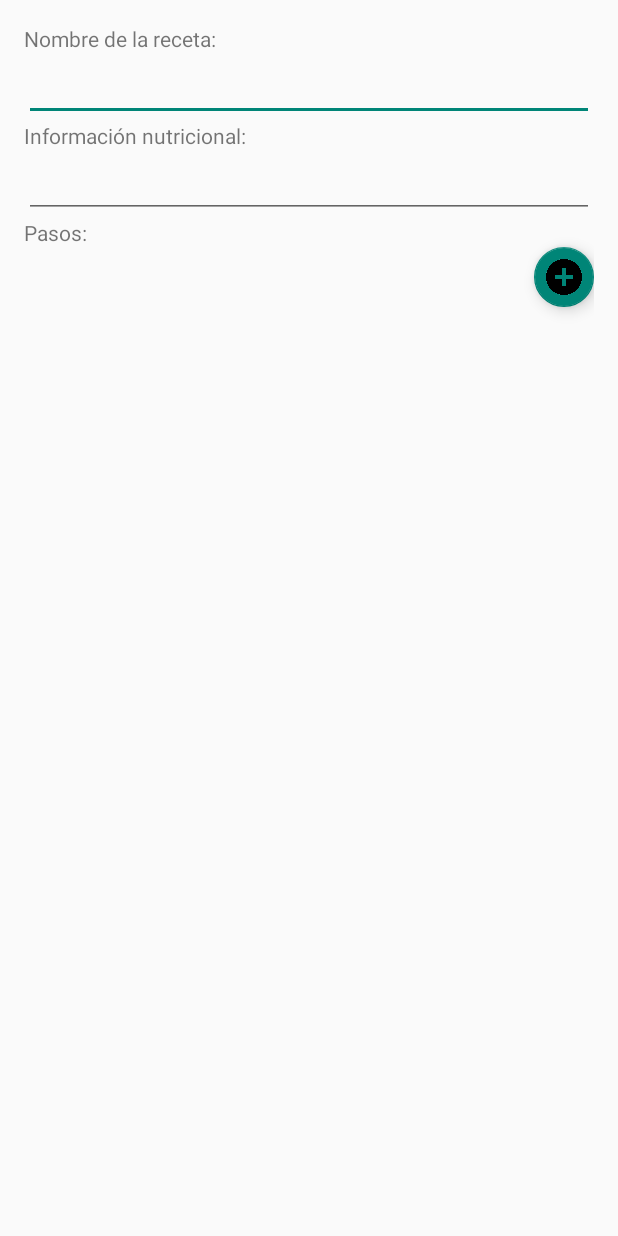
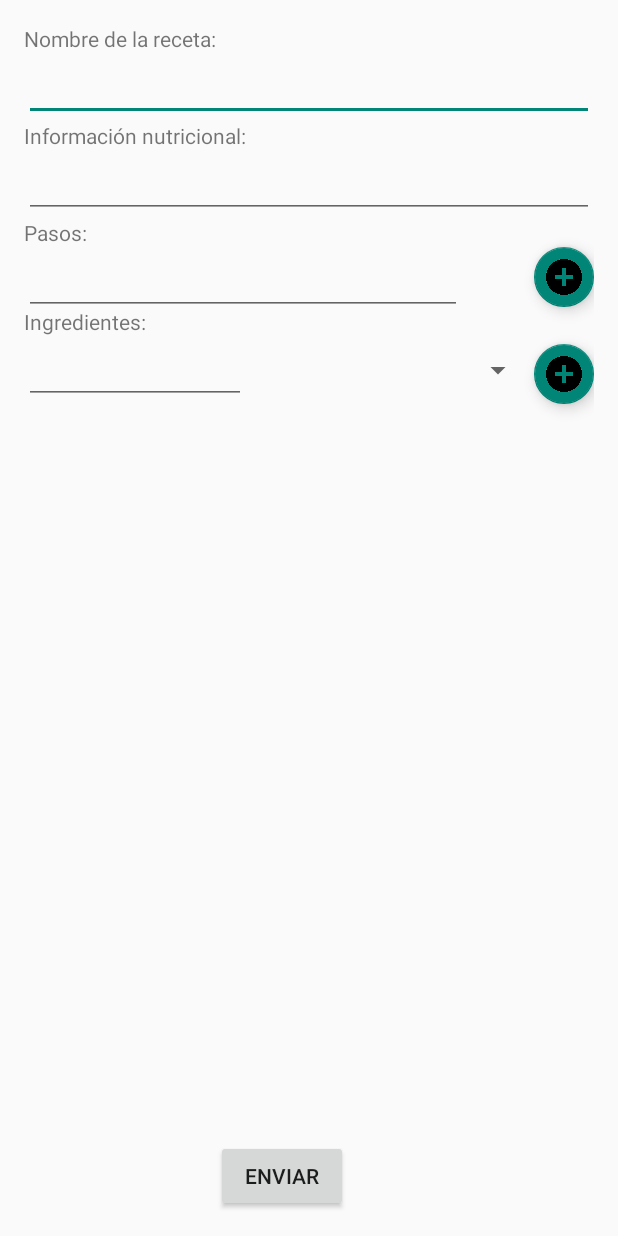
Before and after one commit to Papus1234/ChefApp, an Android app: the RecipeActivity screen opened directly, with no data from a screen before it, on a phone screen of 412 x 824 dp. Run offline under Robolectric (Android 15) with nearby library versions, the phone set to English and light mode, and no system bars.

Commit message:
Actulización
Envía recetas al server

```diff
--- a/app/build.gradle
+++ b/app/build.gradle
@@ -17,6 +17,7 @@ android {
             proguardFiles getDefaultProguardFile('proguard-android.txt'), 'proguard-rules.pro'
         }
     }
+    useLibrary 'org.apache.http.legacy'
 }
 
 dependencies {
@@ -30,4 +31,5 @@ dependencies {
     compile project(path: ':linkedin-sdk')
     compile 'com.squareup.picasso:picasso:2.5.2'
     compile 'de.hdodenhof:circleimageview:1.3.0'
+    compile group: 'org.apache.httpcomponents' , name: 'httpclient-android' , version: '4.3.5.1'
 }
--- /dev/null
+++ b/app/src/main/java/Conexion/Comunication.java
@@ -0,0 +1,76 @@
+package Conexion;
+
+import android.content.Context;
+import android.os.StrictMode;
+import android.support.v7.app.AppCompatActivity;
+import android.widget.Toast;
+
+import com.tec.chefapp.RecipeActivity;
+
+import org.apache.http.HttpEntity;
+import org.apache.http.HttpResponse;
+import org.apache.http.client.ClientProtocolException;
+import org.apache.http.client.HttpClient;
+import org.apache.http.client.methods.HttpPost;
+import org.apache.http.entity.StringEntity;
+import org.apache.http.impl.client.DefaultHttpClient;
+import org.apache.http.util.EntityUtils;
+import org.json.JSONException;
+import org.json.JSONObject;
+import org.rest.ProyectoServer.models.Platillo;
+
+import java.io.IOException;
+import java.io.UnsupportedEncodingException;
+
+public class Comunication
+{
+    public Context context;
+    String URL;
+    public HttpClient httpclient = new DefaultHttpClient();
+
+    public Comunication(){
+    }
+    public void conect(String ip, String port,String path) {
+        URL = "http://"+ip+":"+port+"/ProyectoServer/webapi/Cheff/"+path;
+        StrictMode.ThreadPolicy p = new StrictMode.ThreadPolicy.Builder().permitAll().build();
+        StrictMode.setThreadPolicy(p);
+        StrictMode.enableDefaults();
+//      HttpPost httppost=new HttpPost(URL);
+//      httppost.setHeader("Content-Type","application/json");
+//      JSONArray cheffs = new JSONArray(result)
+//      HttpEntity entityy=new StringEntity(cheff.toString());
+//      httppost.setEntity(entityy);
+    }
+    public void setContext(Context context){
+        this.context=context;
+    }
+    public void postPlatillo(Platillo platillo) throws JSONException, IOException {
+        JSONObject JO = new JSONObject();
+        JO.put("nombre",platillo.getNombre());
+        JO.put("informacion_nutricional",platillo.getInformacion_nutricional());
+//      JO.put("receta",platillo.getReceta().getPasos());
+//      JO.put("ingredientes",platillo.getIngredientes());
+        post(JO);
+    }
+    public void post(JSONObject JSONobject) throws JSONException, IOException
+    {
+//      HttpEntity entityy=new StringEntity(cheff.toString());
+//      httppost.setEntity(entityy);
+        HttpPost request = new HttpPost(URL);
+        request.addHeader("content-type", "application/json");
+        StringEntity params = new StringEntity(JSONobject.toString());
+        request.setEntity(params);
+        httpclient.execute(request);
+
+        HttpResponse response = httpclient.execute(request);
+        HttpEntity entity = response.getEntity();
+
+        String responseText = EntityUtils.toString(entity);
+        CharSequence text1 = responseText;
+        Toast toast = Toast.makeText(context, text1, Toast.LENGTH_LONG);
+        toast.show();
+    }
+    public void get(){
+
+    }
+}
--- a/app/src/main/java/com/tec/chefapp/MainActivity.java
+++ b/app/src/main/java/com/tec/chefapp/MainActivity.java
@@ -115,6 +115,7 @@ public class MainActivity extends AppCompatActivity implements NavigationView.On
             user_name.setText(response.get("formattedName").toString());
             Picasso.with(this).load(response.getString("pictureUrl")).into(profile_pic);
         } catch (Exception e){
+
             e.printStackTrace();
         }
     }
--- /dev/null
+++ b/app/src/main/java/org/rest/ProyectoServer/models/Cliente.java
@@ -0,0 +1,6 @@
+package org.rest.ProyectoServer.models;
+
+public class Cliente {
+
+
+}
--- /dev/null
+++ b/app/src/main/java/org/rest/ProyectoServer/models/Ingredientes.java
@@ -0,0 +1,44 @@
+package org.rest.ProyectoServer.models;
+
+import java.util.ArrayList;
+import java.util.List;
+
+public class Ingredientes {
+	List <Ingrediente> frutas,vegetales,granos,lacteos,carnes;
+
+
+
+	public Ingredientes(){
+		frutas=new ArrayList<>();
+		granos=new ArrayList<>();
+		vegetales=new ArrayList<>();
+		lacteos=new ArrayList<>();
+		carnes=new ArrayList<>();
+	}
+
+	public void Registrar(String ingrediente, String categoria){
+		if (categoria=="frutas"){
+			Ingrediente n= new Ingrediente(ingrediente);
+			frutas.add(n);
+		}
+		else if(categoria=="granos"){
+			Ingrediente n= new Ingrediente(ingrediente);
+			granos.add(n);
+		}
+		else if(categoria=="vegetales"){
+			Ingrediente n= new Ingrediente(ingrediente);
+			vegetales.add(n);
+	    }
+		else if(categoria=="lacteos"){
+			Ingrediente n= new Ingrediente(ingrediente);
+			lacteos.add(n);
+	    }
+		else if(categoria=="carnes"){
+			Ingrediente n= new Ingrediente(ingrediente);
+			carnes.add(n);
+	    }
+		else{
+			System.err.print("Categoria no valida");
+		}
+	}
+}
--- /dev/null
+++ b/app/src/main/java/org/rest/ProyectoServer/models/Platillo.java
@@ -0,0 +1,78 @@
+package org.rest.ProyectoServer.models;
+
+public class Platillo {
+	String nombre;
+	Ingredientes ingredientes= new Ingredientes();
+	String informacion_nutricional;
+	int precio;
+	int tiempo_de_preparacion;
+	Receta receta =new Receta();
+
+	public Platillo() {
+		this.informacion_nutricional = "";
+		this.nombre = "";
+		this.precio = 0;
+		this.tiempo_de_preparacion = 0;
+	}
+
+	public Receta getReceta() {
+		return receta;
+	}
+
+
+	public void setReceta(Receta receta) {
+		this.receta = receta;
+	}
+
+
+	public String getNombre() {
+		return nombre;
+	}
+
+
+	public void setNombre(String nombre) {
+		this.nombre = nombre;
+	}
+
+
+	public Ingredientes getIngredientes() {
+		return ingredientes;
+	}
+
+
+	public void setIngredientes(Ingredientes ingredientes) {
+		this.ingredientes = ingredientes;
+	}
+
+
+	public String getInformacion_nutricional() {
+		return informacion_nutricional;
+	}
+
+
+	public void setInformacion_nutricional(String informacion_nutricional) {
+		this.informacion_nutricional = informacion_nutricional;
+	}
+
+
+	public int getPrecio() {
+		return precio;
+	}
+
+
+	public void setPrecio(int precio) {
+		this.precio = precio;
+	}
+
+
+	public int getTiempo_de_preparacion() {
+		return tiempo_de_preparacion;
+	}
+
+
+	public void setTiempo_de_preparacion(int tiempo_de_preparacion) {
+		this.tiempo_de_preparacion = tiempo_de_preparacion;
+	}
+
+
+}
--- /dev/null
+++ b/app/src/main/java/org/rest/ProyectoServer/models/Receta.java
@@ -0,0 +1,26 @@
+package org.rest.ProyectoServer.models;
+
+import java.util.ArrayList;
+import java.util.List;
+
+public class Receta {
+	List <String> Pasos;
+
+	public Receta(){
+		Pasos=new ArrayList<>();
+
+	}
+
+	public void adherir_pasos(String p){
+		Pasos.add(p);
+	}
+
+	public List<String> getPasos() {
+		return Pasos;
+	}
+
+	public void setPasos(List<String> pasos) {
+		Pasos = pasos;
+	}
+
+}
--- a/app/src/main/res/layout/activity_recipe.xml
+++ b/app/src/main/res/layout/activity_recipe.xml
@@ -61,15 +61,6 @@
         android:layout_alignParentRight="true"
         android:layout_alignParentEnd="true" />
 
-    <view
-        android:layout_width="wrap_content"
-        android:layout_height="wrap_content"
-        class="android.support.v7.widget.LinearLayoutCompat"
-        android:layout_below="@+id/pasos_textView"
-        android:id="@+id/steps_view"
-        android:layout_alignParentLeft="true"
-        android:layout_alignParentStart="true" />
-
     <EditText
         android:layout_width="match_parent"
         android:layout_height="wrap_content"
@@ -80,4 +71,68 @@
         android:layout_toRightOf="@+id/steps_view"
         android:layout_toEndOf="@+id/steps_view" />
 
+    <Button
+        android:text="Enviar"
+        android:layout_width="wrap_content"
+        android:layout_height="wrap_content"
+        android:id="@+id/send_recipe_button"
+        android:layout_alignParentBottom="true"
+        android:layout_toRightOf="@+id/nombre_receta_textView"
+        android:layout_toEndOf="@+id/nombre_receta_textView" />
+
+    <TextView
+        android:text="Ingredientes:"
+        android:layout_width="wrap_content"
+        android:layout_height="wrap_content"
+        android:id="@+id/ingredientes_textView"
+        android:layout_below="@+id/addStep"
+        android:layout_alignParentLeft="true"
+        android:layout_alignParentStart="true" />
+
+    <EditText
+        android:layout_width="wrap_content"
+        android:layout_height="wrap_content"
+        android:inputType="textPersonName"
+        android:ems="10"
+        android:id="@+id/ingredientes_editText"
+        android:layout_below="@+id/ingredientes_textView"
+        android:layout_alignParentLeft="true"
+        android:layout_alignParentStart="true"
+        android:layout_toStartOf="@+id/categoria_ingredientes"
+        android:layout_alignRight="@+id/informacion_nutricional_textView"
+        android:layout_alignEnd="@+id/informacion_nutricional_textView" />
+
+    <EditText
+        android:layout_height="wrap_content"
+        android:inputType="textPersonName"
+        android:ems="10"
+        android:id="@+id/pasos_editText"
+        android:layout_width="match_parent"
+        android:layout_below="@+id/pasos_textView"
+        android:layout_alignParentLeft="true"
+        android:layout_alignParentStart="true"
+        android:layout_toStartOf="@+id/categoria_ingredientes"
+        android:layout_toLeftOf="@+id/categoria_ingredientes" />
+
+    <android.support.design.widget.FloatingActionButton
+        android:layout_width="wrap_content"
+        android:layout_height="wrap_content"
+        android:clickable="true"
+        app:fabSize="mini"
+        app:srcCompat="@drawable/ic_plus"
+        android:layout_alignBottom="@+id/categoria_ingredientes"
+        android:layout_alignLeft="@+id/addStep"
+        android:layout_alignStart="@+id/addStep"
+        android:id="@+id/addIngredientes" />
+
+    <Spinner
+        android:layout_width="wrap_content"
+        android:layout_height="wrap_content"
+        android:id="@+id/categoria_ingredientes"
+        android:layout_alignTop="@+id/ingredientes_editText"
+        android:layout_alignBottom="@+id/ingredientes_editText"
+        android:layout_toRightOf="@+id/informacion_nutricional_textView"
+        android:layout_toLeftOf="@+id/addIngredientes"
+        android:layout_toStartOf="@+id/addIngredientes" />
+
 </RelativeLayout>
```
Also changed, not shown: app/src/main/java/com/tec/chefapp/RecipeActivity.java (+55 -138 lines), app/src/main/java/org/rest/ProyectoServer/models/Cheff.java (added, +31 -0 lines), app/src/main/java/org/rest/ProyectoServer/models/Ingrediente.java (added, +29 -0 lines), app/src/main/java/org/rest/ProyectoServer/models/Message.java (added, +47 -0 lines), app/src/main/java/org/rest/ProyectoServer/models/Profile.java (added, +51 -0 lines), app/src/main/java/org/rest/ProyectoServer/models/Prueba.java (added, +20 -0 lines).
